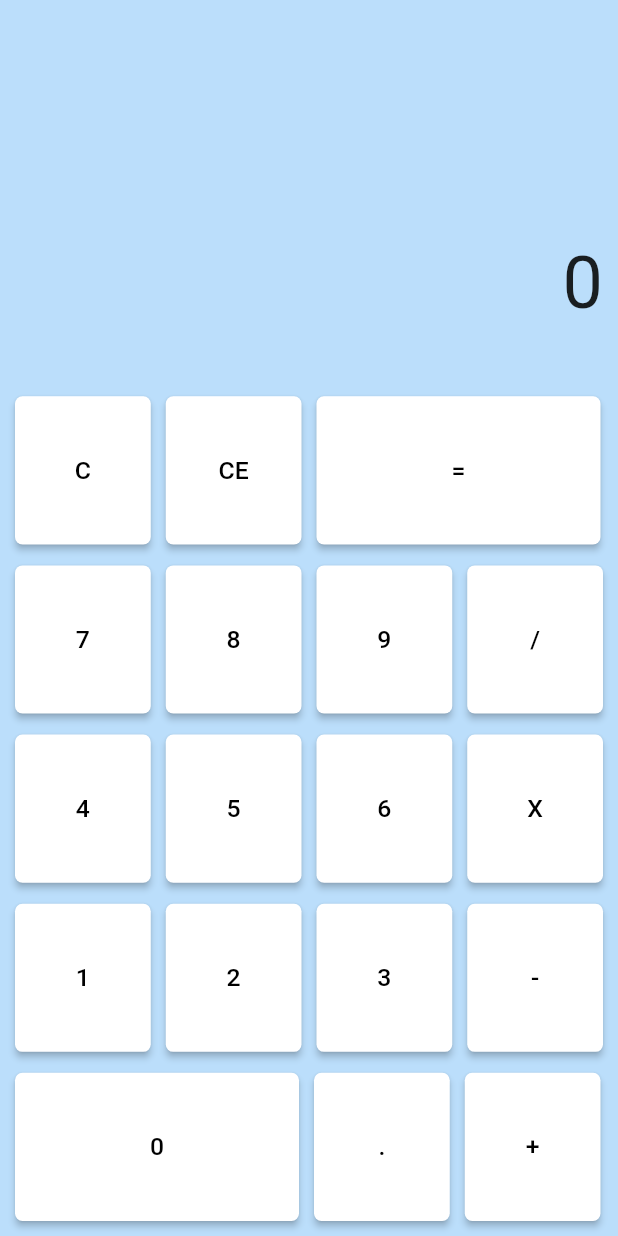
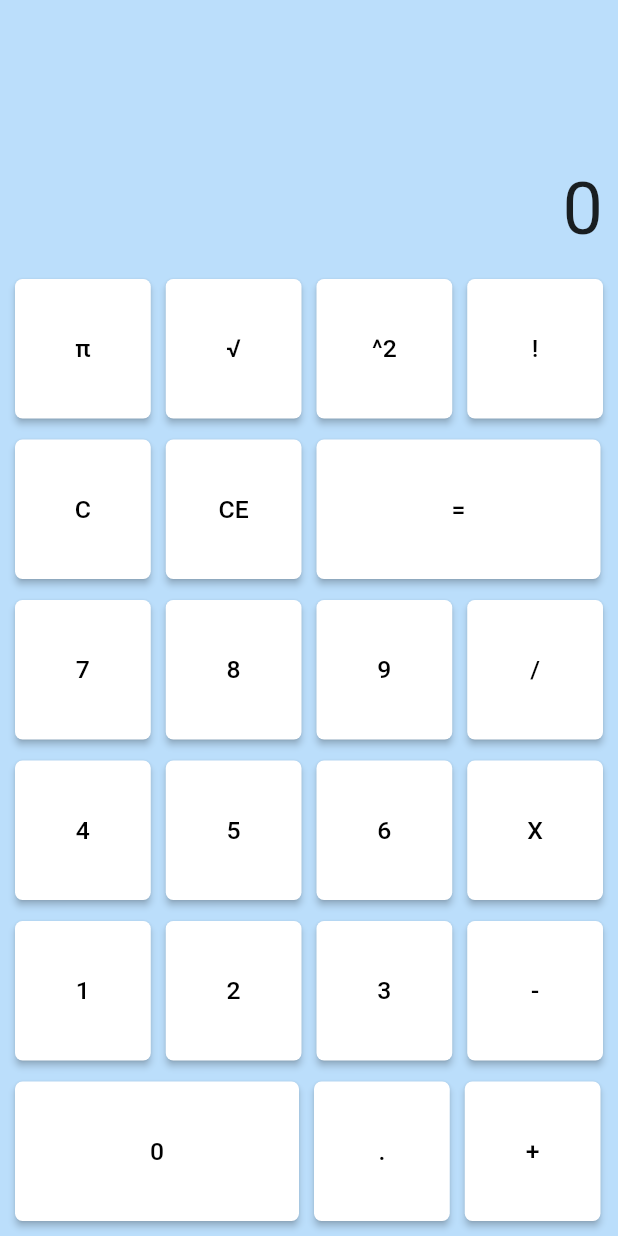
Before and after one commit to hubba-bit/mad-finals, a Flutter app: the screen it shows after launch, on a phone screen of 412 x 824 dp. Run offline on Flutter 3.47's test engine with Material 2 defaults, Android fonts, the phone set to English and light mode, and no system bars; missing offline and left inert: dart:ffi.

Commit message:
q2 complete

```diff
--- a/lib/calculatorPage.dart
+++ b/lib/calculatorPage.dart
@@ -1,4 +1,5 @@
 import 'dart:ffi';
+import 'dart:math';
 
 import 'package:flutter/material.dart';
 import 'package:flutterappfinalscalculator/numKeyButton.dart';
@@ -17,7 +18,7 @@ class _CalculatorPageState extends State<CalculatorPage> {
   @override
   Widget build(BuildContext context) {
     final mediaQuery = MediaQuery.of(context);
-    final height = ((mediaQuery.size.height * .66) / 5) - 10;
+    final height = ((mediaQuery.size.height * .75) / 6) - 10;
     final width = (mediaQuery.size.width / 4) - (50 / 4);
     return Scaffold(
       backgroundColor: Colors.blue[100],
@@ -28,17 +29,17 @@ class _CalculatorPageState extends State<CalculatorPage> {
           crossAxisAlignment: CrossAxisAlignment.stretch,
           children: <Widget>[
             SizedBox(
-                height: mediaQuery.size.height * .30,
+                height: mediaQuery.size.height * .20,
                 child: Column(
                   mainAxisAlignment: MainAxisAlignment.center,
                   crossAxisAlignment: CrossAxisAlignment.end,
                   children: <Widget>[
                     SizedBox(
-                      height: 20,
+                      height: 10,
                     ),
                     Text(inputString, style: TextStyle(fontSize: 48)),
                     SizedBox(
-                      height: 20,
+                      height: 5,
                     ),
                     Text(
                       numberStr,
@@ -46,6 +47,81 @@ class _CalculatorPageState extends State<CalculatorPage> {
                     ),
                   ],
                 )),
+            Row(
+              children: <Widget>[
+                SizedBox(
+                  height: height,
+                  width: width,
+                  child: NumKeyButton(
+                    text: 'π',
+                    color: Colors.white,
+                    onPressed: () {
+                      _clearEntry();
+                      _setNumber("3.1415926535897932");
+                    },
+                    borderRadius: 5.0,
+                  ),
+                ),
+                SizedBox(
+                  width: 10,
+                ),
+                SizedBox(
+                  height: height,
+                  width: width,
+                  child: NumKeyButton(
+                    text: '√',
+                    color: Colors.white,
+                    onPressed: () {
+                      final sqRt = sqrt(double.parse(numberStr)).toString();
+                      _clearEntry();
+                      _setNumber(sqRt);
+                    },
+                    borderRadius: 5.0,
+                  ),
+                ),
+                SizedBox(
+                  width: 10,
+                ),
+                SizedBox(
+                  height: height,
+                  width: width,
+                  child: NumKeyButton(
+                    text: '^2',
+                    color: Colors.white,
+                    onPressed: () {
+                      final power2 =
+                          (double.parse(numberStr) * double.parse(numberStr))
+                              .toString();
+                      _clearEntry();
+                      _setNumber(power2);
+                    },
+                    borderRadius: 5.0,
+                  ),
+                ),
+                SizedBox(
+                  width: 10,
+                ),
+                SizedBox(
+                  height: height,
+                  width: width,
+                  child: NumKeyButton(
+                    text: '!',
+                    color: Colors.white,
+                    onPressed: () {
+                      final factorial =
+                          _getFactorial(double.parse(numberStr).floor())
+                              .toString();
+                      _clearEntry();
+                      _setNumber(factorial);
+                    },
+                    borderRadius: 5.0,
+                  ),
+                ),
+              ],
+            ),
+            SizedBox(
+              height: 14.0,
+            ),
             Row(
               children: <Widget>[
                 SizedBox(
@@ -98,7 +174,7 @@ class _CalculatorPageState extends State<CalculatorPage> {
                     text: '7',
                     color: Colors.white,
                     onPressed: () {
-                      _setNumber(7);
+                      _setNumber('7');
                     },
                     borderRadius: 5.0,
                   ),
@@ -113,7 +189,7 @@ class _CalculatorPageState extends State<CalculatorPage> {
                     text: '8',
                     color: Colors.white,
                     onPressed: () {
-                      _setNumber(8);
+                      _setNumber('8');
                     },
                     borderRadius: 5.0,
                   ),
@@ -128,7 +204,7 @@ class _CalculatorPageState extends State<CalculatorPage> {
                     text: '9',
                     color: Colors.white,
                     onPressed: () {
-                      _setNumber(9);
+                      _setNumber('9');
                     },
                     borderRadius: 5.0,
                   ),
@@ -160,7 +236,7 @@ class _CalculatorPageState extends State<CalculatorPage> {
                     text: '4',
                     color: Colors.white,
                     onPressed: () {
-                      _setNumber(4);
+                      _setNumber('4');
                     },
                     borderRadius: 5.0,
                   ),
@@ -175,7 +251,7 @@ class _CalculatorPageState extends State<CalculatorPage> {
                     text: '5',
                     color: Colors.white,
                     onPressed: () {
-                      _setNumber(5);
+                      _setNumber('5');
                     },
                     borderRadius: 5.0,
                   ),
@@ -190,7 +266,7 @@ class _CalculatorPageState extends State<CalculatorPage> {
                     text: '6',
                     color: Colors.white,
                     onPressed: () {
-                      _setNumber(6);
+                      _setNumber('6');
                     },
                     borderRadius: 5.0,
                   ),
@@ -222,7 +298,7 @@ class _CalculatorPageState extends State<CalculatorPage> {
                     text: '1',
                     color: Colors.white,
                     onPressed: () {
-                      _setNumber(1);
+                      _setNumber('1');
                     },
                     borderRadius: 5.0,
                   ),
@@ -237,7 +313,7 @@ class _CalculatorPageState extends State<CalculatorPage> {
                     text: '2',
                     color: Colors.white,
                     onPressed: () {
-                      _setNumber(2);
+                      _setNumber('2');
                     },
                     borderRadius: 5.0,
                   ),
@@ -252,7 +328,7 @@ class _CalculatorPageState extends State<CalculatorPage> {
                     text: '3',
                     color: Colors.white,
                     onPressed: () {
-                      _setNumber(3);
+                      _setNumber('3');
                     },
                     borderRadius: 5.0,
                   ),
@@ -284,7 +360,7 @@ class _CalculatorPageState extends State<CalculatorPage> {
                     text: '0',
                     color: Colors.white,
                     onPressed: () {
-                      _setNumber(0);
+                      _setNumber('0');
                     },
                     borderRadius: 5.0,
                   ),
@@ -323,13 +399,14 @@ class _CalculatorPageState extends State<CalculatorPage> {
     );
   }
 
-  void _setNumber(int number) {
+  void _setNumber(String number) {
     setState(() {
       if (this.numberStr == "0" || reset) {
         this.numberStr = "";
         reset = false;
       }
-      this.numberStr += number.toString();
+      this.numberStr += number;
+      _removeDotZero();
     });
   }
 
@@ -404,5 +481,21 @@ class _CalculatorPageState extends State<CalculatorPage> {
     reset = true;
     numberStr = lastValue;
     inputString = '${inputString.substring(0, inputString.length - 1)}$opr';
+    _removeDotZero();
+  }
+
+  void _removeDotZero() {
+    if (double.parse(numberStr) == double.parse(numberStr).floor()) {
+      numberStr = double.parse(numberStr).floor().toString();
+    }
+  }
+
+  int _getFactorial(int number) {
+    int result = 1;
+    for (var i = number; i > 0; i--) {
+      result *= i;
+    }
+
+    return result;
   }
 }
```
